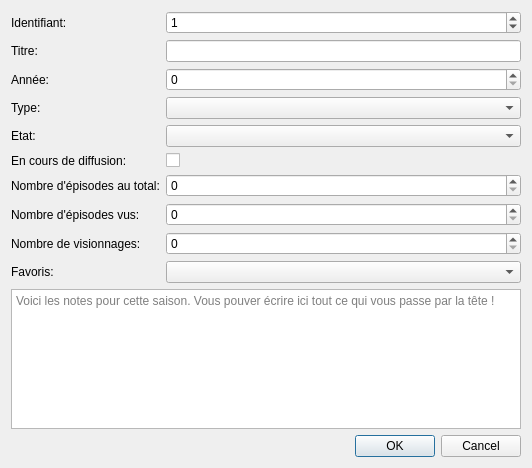
Above: src/ui/dialogs/season.ui from seigneurfuo/MyAnimeManager3 before the change. Below: the same form after it.
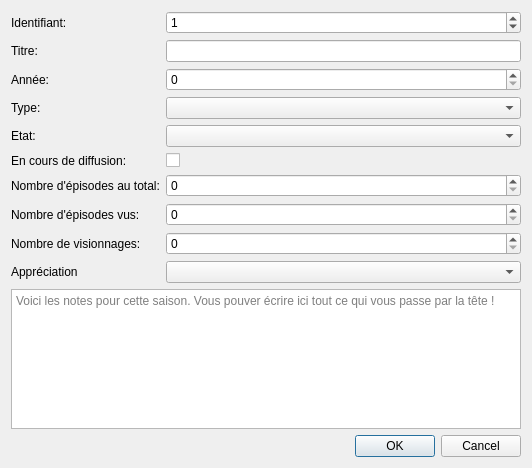
That is the form after the change.

What changed in the file:
```diff
--- a/src/ui/dialogs/season.ui
+++ b/src/ui/dialogs/season.ui
@@ -52,7 +52,7 @@
      <item row="9" column="0">
       <widget class="QLabel" name="label_7">
        <property name="text">
-        <string>Favoris:</string>
+        <string>Appréciation</string>
        </property>
       </widget>
      </item>
```
